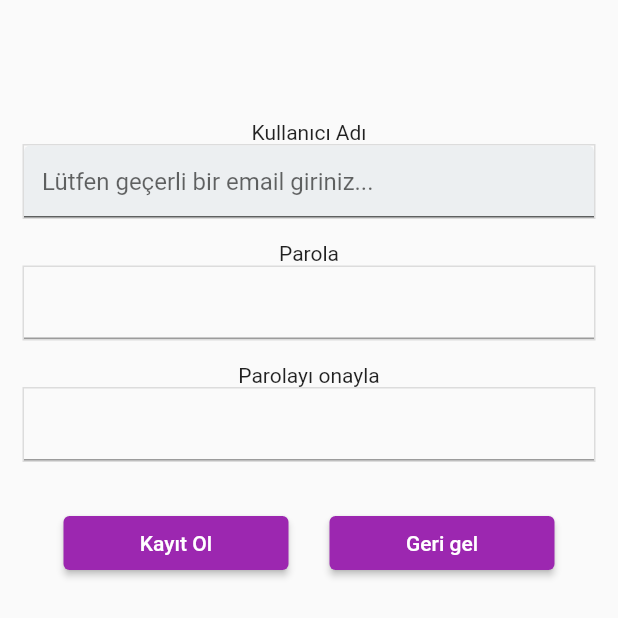
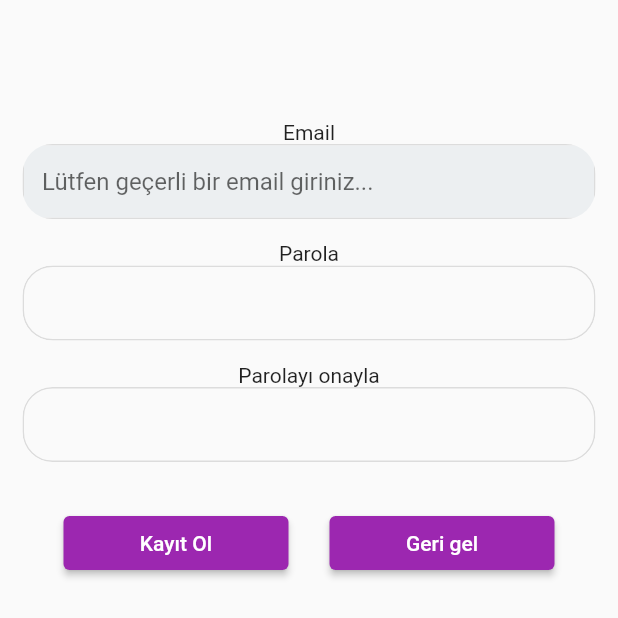
Before and after one commit to enesulkerr/FlutterAndFirebaseApp, a Flutter app: the screen it shows after launch, after a tap on "Kayıt Ol", on a phone screen of 412 x 824 dp, the top half of it. Run offline on Flutter 3.47's test engine with Material 2 defaults, Android fonts, the phone set to English and light mode, and no system bars; our stand-ins replace camera, cloud_firestore, firebase_auth, firebase_core, firebase_storage, image_picker and 2 more; accounts and stored records are empty.

Commit message:
Last
Küçük düzeltmeler

```diff
--- a/lib/screens/login.dart
+++ b/lib/screens/login.dart
@@ -33,27 +33,40 @@ class _LoginScreenState extends State<LoginScreen> {
                 height: 15,
               ),
               const Text("Email"),
-              Container(
+              ClipRRect(
+                borderRadius: const BorderRadius.all(Radius.circular(20)),
+                child: Container(
                     decoration:
                         BoxDecoration(border: Border.all(color: Colors.black12)),
                     child: TextFormField(
                       controller: _emailController,
                       decoration: InputDecoration(
-                        hintText: "Email adını giriniz...",
+                        border: InputBorder.none,
+                          hintText: "Email giriniz...",
                           filled: true,
                           fillColor: Colors.blueGrey.shade50),
                     )),
+              ),
               const SizedBox(
                 height: 15,
               ),
               const Text("Parola"),
-              Container(
+              ClipRRect(
+                borderRadius: const BorderRadius.all(Radius.circular(20)),
+                child: Container(
+                  padding: const EdgeInsets.fromLTRB(5, 0, 5, 0),
                     decoration:
-                      BoxDecoration(border: Border.all(color: Colors.black12)),
+                        BoxDecoration(
+                          borderRadius: const BorderRadius.only(
+                            topLeft: Radius.circular(20), topRight:  Radius.circular(20), bottomLeft: Radius.circular(20), bottomRight: Radius.circular(20),
+                          ),
+                          border: Border.all(color: Colors.black12),),
                     child: TextFormField(
+                      decoration: const InputDecoration(border: InputBorder.none),
                       controller: _passwordController,
                       obscureText: true,
                     )),
+              ),
               const SizedBox(
                 height: 30,
               ),
@@ -105,10 +118,7 @@ class _LoginScreenState extends State<LoginScreen> {
         if (user != null) {
           // Kullanıcı girişi başarılı
           // Burada anasayfaya yönlendirme kodunu ekleyebilirsiniz
-          Navigator.pushReplacement(
-            context,
-            MaterialPageRoute(builder: (context) => const IndexScreen()),
-          );
+          Navigator.of(context).pushReplacementNamed("/index",arguments: email);
         } else {
           ScaffoldMessenger.of(context)
               .showSnackBar(const SnackBar(content: Text("Sunucuya bağlanılamadı")));
--- a/lib/screens/register.dart
+++ b/lib/screens/register.dart
@@ -35,25 +35,37 @@ class _RegisterScreenState extends State<RegisterScreen> {
                 key: _formKey,
                 child: Column(
                   children: [
-                    const Text("Kullanıcı Adı"),
-                    Container(
+                     const Text("Email"),
+                    ClipRRect(
+                      borderRadius: const BorderRadius.all(Radius.circular(20)),
+                      child: Container(
                           decoration: BoxDecoration(
                               border: Border.all(color: Colors.black12)),
                           child: TextFormField(
                             controller: _emailController,
                             decoration: InputDecoration(
+                              border: InputBorder.none,
                                 hintText: "Lütfen geçerli bir email giriniz...",
                                 filled: true,
                                 fillColor: Colors.blueGrey.shade50),
                           )),
+                    ),
                     const SizedBox(
                       height: 15,
                     ),
                     const Text("Parola"),
-                    Container(
+                    ClipRRect(
+                      borderRadius: const BorderRadius.all(Radius.circular(20)),
+                      child: Container(
+
+                          padding: const EdgeInsets.fromLTRB(5, 0, 5, 0),
                           decoration: BoxDecoration(
+                            borderRadius: const BorderRadius.only(
+                            topLeft: Radius.circular(20), topRight:  Radius.circular(20), bottomLeft: Radius.circular(20), bottomRight: Radius.circular(20),
+                          ),
                               border: Border.all(color: Colors.black12)),
                           child: TextFormField(
+                            decoration: const InputDecoration(border: InputBorder.none),
                             controller: _parola,
                             validator: (value) {
                               if (value!.isEmpty) {
@@ -66,14 +78,22 @@ class _RegisterScreenState extends State<RegisterScreen> {
                             },
                             obscureText: true,
                           )),
+                    ),
                     const SizedBox(
                       height: 15,
                     ),
                     const Text("Parolayı onayla"),
-                    Container(
+                    ClipRRect(
+                      borderRadius: const BorderRadius.all(Radius.circular(20)),
+                      child: Container(
+                        padding: const EdgeInsets.fromLTRB(5, 0, 5, 0),
                           decoration: BoxDecoration(
+                            borderRadius: const BorderRadius.only(
+                            topLeft: Radius.circular(20), topRight:  Radius.circular(20), bottomLeft: Radius.circular(20), bottomRight: Radius.circular(20),
+                          ),
                               border: Border.all(color: Colors.black12)),
                           child: TextFormField(
+                            decoration: const InputDecoration(border: InputBorder.none),
                             validator: (value) {
                               if (value!.isEmpty) {
                                 return 'Lütfen parola tekrarını giriniz';
@@ -89,6 +109,7 @@ class _RegisterScreenState extends State<RegisterScreen> {
                             controller: _parolaKontrol,
                             obscureText: true,
                           )),
+                    ),
                     const SizedBox(
                       height: 30,
                     ),
```
Also changed, not shown: pubspec.lock. Lines whose indentation alone changed are shown as unchanged.
